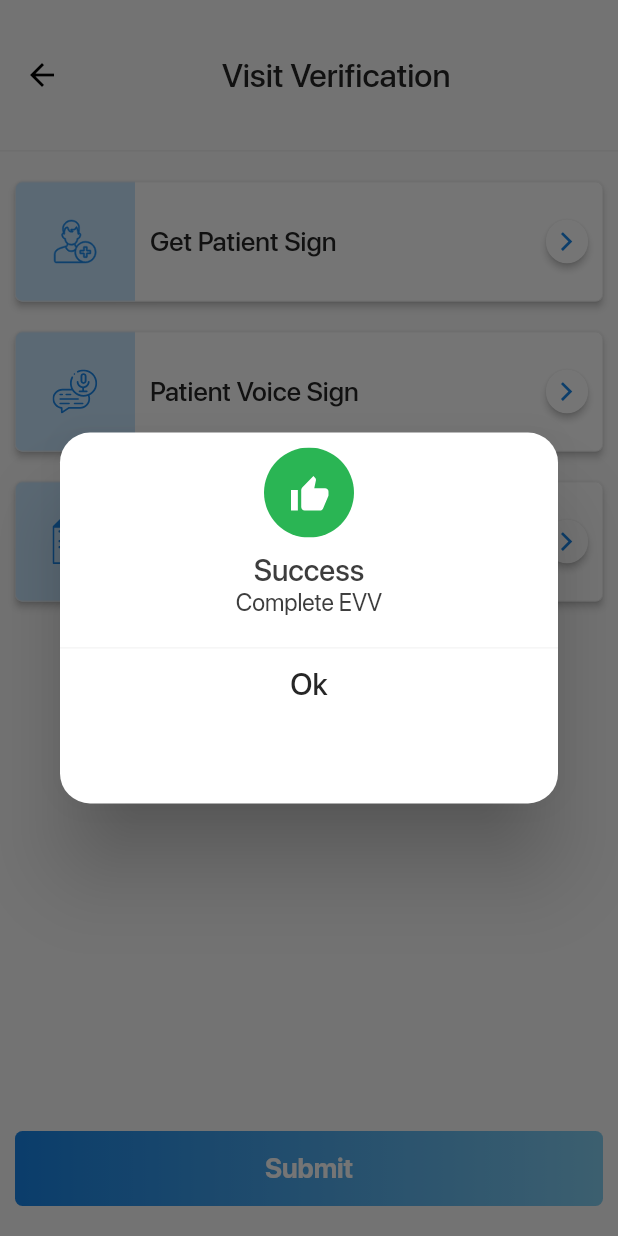
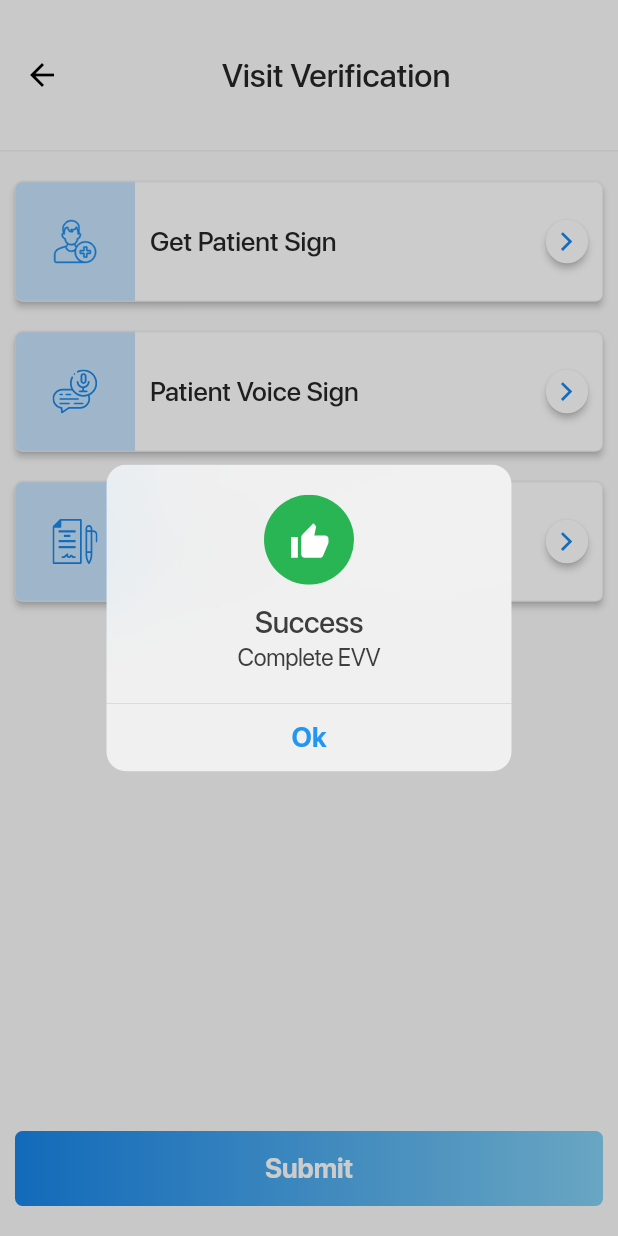
Before and after one commit to AkashMatlani/evv_plus, a Flutter app: the VerificationMenuScreen screen opened directly, after a tap on "Submit", on a phone screen of 412 x 824 dp. Run offline on Flutter 3.47's test engine with Material 2 defaults, Android fonts, the phone set to English and light mode, and no system bars; our stand-ins replace connectivity, flutter_spinkit, flutter_svg, shared_preferences, simple_animations; accounts and stored records are empty.

Commit message:
modification in popup menus & bug resolving in Screes

```diff
--- a/lib/GeneralUtils/LabelStr.dart
+++ b/lib/GeneralUtils/LabelStr.dart
@@ -76,6 +76,9 @@ class LabelStr {
   static const lblGender= "Gender";
   static const lblEmail= "Email";
   static const lblAppName= "EVV Plus";
+  static const lblSuccess= "Success";
+  static const lblCompleteEvv= "Complete EVV";
+
 
   static const lblLogout = "Logout";
   static const lblComment = "Comment";
--- a/lib/Ui/CarePlanDetailsScreen.dart
+++ b/lib/Ui/CarePlanDetailsScreen.dart
@@ -190,7 +190,8 @@ class _CarePlanDetailsScreenState extends State<CarePlanDetailsScreen> {
                         SizedBox(height: 10),
                       ],
                     ),
-                  )
+                  ),
+                  SizedBox(height: 10),
                 ],
               ),
             ),
@@ -279,7 +280,6 @@ class _CarePlanDetailsScreenState extends State<CarePlanDetailsScreen> {
                             child: TextButton(
                                 child: Text(LabelStr.lblYes, style: AppTheme.mediumSFTextStyle().copyWith(fontSize: 20, color: HexColor("#1a87e9"))),
                                 onPressed: () {
-                                  //Navigator.of(context).pop();
                                   Timer(
                                     Duration(milliseconds: 200),
                                         () => Navigator.pushReplacement(
--- a/lib/Ui/CustomVisitMenuScreen.dart
+++ b/lib/Ui/CustomVisitMenuScreen.dart
@@ -92,8 +92,6 @@ class _CustomVisitMenuScreenState extends State<CustomVisitMenuScreen> {
                       FocusScope.of(context).requestFocus(FocusNode());
                       checkConnection().then((isConnected) {
                         if (isConnected) {
-                          /*ToastUtils.showToast(
-                              context, "Click on complete", Colors.blue);*/
                           Utils.navigateToScreen(context, CompletedNoteScreen());
                         } else {
                           ToastUtils.showToast(
@@ -140,13 +138,12 @@ class _CustomVisitMenuScreenState extends State<CustomVisitMenuScreen> {
   listRowItems(BuildContext context, int position) {
     return InkWell(
       onTap: () {
-        //ToastUtils.showToast(context, menuList[position], Colors.blueAccent);
         if (position == 0) {
           Utils.navigateToScreen(context, CarePlanPdfScreen());
         } else if (position == 1) {
           Utils.navigateToScreen(context, VisitHistoryListScreen());
         } else if (position == 2) {
-          Utils.navigateToScreen(context, CarePlanCommentScreen());
+          Utils.navigateToScreen(context, CommentScreen());
         } else if (position == 3) {
           Utils.navigateToScreen(context, DailyLivingTask());
         } else if (position == 4) {
--- a/lib/Ui/VerificationMenuScreen.dart
+++ b/lib/Ui/VerificationMenuScreen.dart
@@ -1,3 +1,5 @@
+import 'dart:async';
+
 import 'package:evv_plus/GeneralUtils/Constant.dart';
 import 'package:evv_plus/GeneralUtils/LabelStr.dart';
 import 'package:evv_plus/GeneralUtils/ToastUtils.dart';
@@ -175,7 +177,7 @@ class _VerificationMenuScreenState extends State<VerificationMenuScreen> {
     );
   }
 
-  _showDialog(BuildContext context) {
+ /* _showDialog(BuildContext context) {
     return showDialog(
         context: context,
         builder: (BuildContext context) {
@@ -221,5 +223,51 @@ class _VerificationMenuScreenState extends State<VerificationMenuScreen> {
                 )),
           );
         });
+  }*/
+
+
+  _showDialog(BuildContext context) {
+    CupertinoAlertDialog alert = CupertinoAlertDialog(
+      content: Container(
+        child: Column(
+          children: [
+            Container(
+              width: MediaQuery.of(context).size.width,
+              alignment: Alignment.center,
+              child: SvgPicture.asset(MyImage.ic_thumbUp),
+            ),
+            SizedBox(height: 10),
+            Text(LabelStr.lblSuccess,
+                style: AppTheme.mediumSFTextStyle().copyWith(
+                    color: HexColor("#3d3d3d"), fontSize: 20)),
+            Text(LabelStr.lblCompleteEvv,
+                style: AppTheme.regularSFTextStyle()
+                    .copyWith(color: HexColor("#3d3d3d"))),
+          ],
+        ),
+      ),
+      actions: [
+        CupertinoDialogAction(
+          child: Text(LabelStr.lblOk, style: AppTheme.boldSFTextStyle().copyWith(color: Colors.blue, fontSize: 18)),
+          onPressed: () {
+            Navigator.of(context, rootNavigator: true).pop("Discard");
+            Timer(
+                Duration(milliseconds: 500),
+                    () => Navigator.pushReplacement(context, MaterialPageRoute(builder: (context) =>  ScheduleScreen())));
+          },
+        ),
+      ],
+    );
+
+    return showCupertinoDialog(
+      context: context,
+      barrierDismissible: false,
+      builder: (BuildContext context) {
+        return Theme(
+            data: ThemeData(
+                dialogBackgroundColor: Colors.white,
+                dialogTheme: DialogTheme(backgroundColor: Colors.black)),child: alert);
+      },
+    );
   }
 }
```
Also changed, not shown: lib/Ui/CompletedNoteScreen.dart (+5 -4 lines), lib/Ui/ForgotPwdScreen.dart (+39 -22 lines), lib/Ui/TaskWithDateDetailsScreen.dart (+2 -5 lines), 1 other file.
